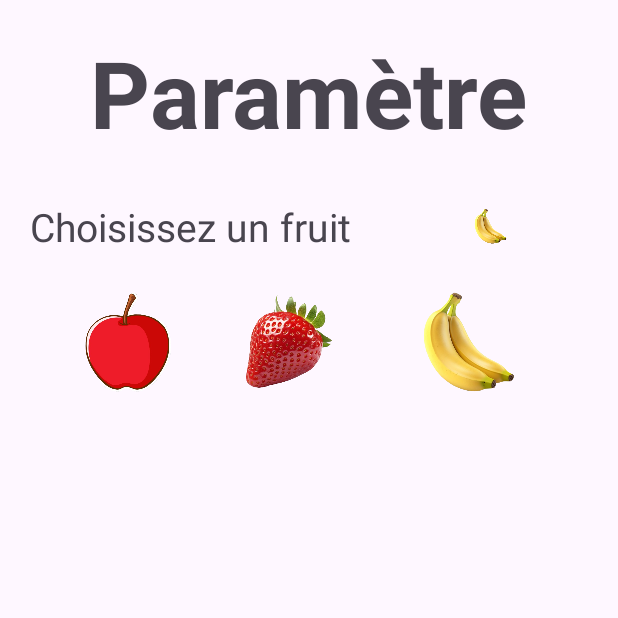
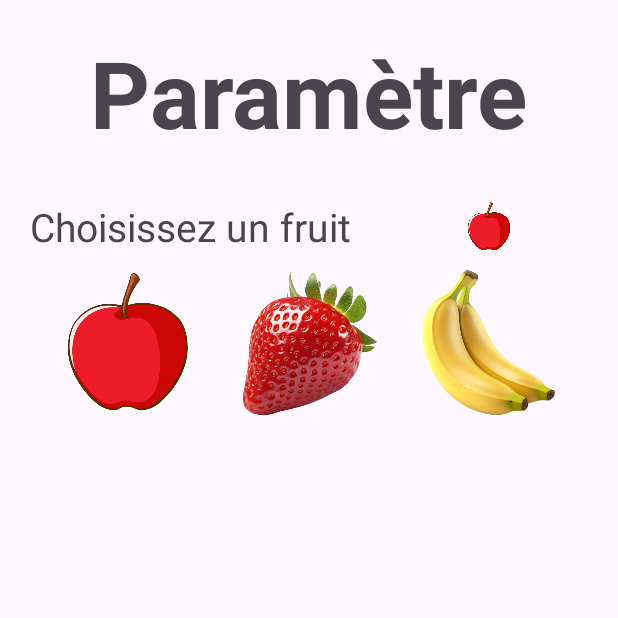
Before and after one commit to liam-santin/2024-santlia-SnakeGame, an Android app: the screen it shows after launch (ParamActivity), after a tap on "Paramètres", on a phone screen of 412 x 824 dp, the top half of it. Run offline under Robolectric (Android 15) with nearby library versions, the light colour scheme and no system bars.

Commit message:
Commit final de la version 1 du jeu Snake

```diff
--- a/app/src/main/java/com/example/snake/GameOverActivity.java
+++ b/app/src/main/java/com/example/snake/GameOverActivity.java
@@ -25,6 +25,7 @@ public class GameOverActivity extends AppCompatActivity {
     protected void onStart() {
         super.onStart();
 
+        // Relance une partie
         btnRejouer.setOnClickListener(new View.OnClickListener() {
             @Override
             public void onClick(View v) {
@@ -33,6 +34,7 @@ public class GameOverActivity extends AppCompatActivity {
             }
         });
 
+        // Navigue jusqu'a l'interface du départ
         btnMenu.setOnClickListener(new View.OnClickListener() {
             @Override
             public void onClick(View v) {
--- a/app/src/main/java/com/example/snake/MainActivity.java
+++ b/app/src/main/java/com/example/snake/MainActivity.java
@@ -9,19 +9,20 @@ import androidx.appcompat.app.AppCompatActivity;
 
 public class MainActivity extends AppCompatActivity {
     private Button btnJouer;
-    private Button btnQuitter;
+    private Button btnParam;
 
     @Override
     protected void onCreate(Bundle savedInstanceState) {
         super.onCreate(savedInstanceState);
         setContentView(R.layout.activity_main);
         btnJouer = findViewById(R.id.btnJouer);
-        btnQuitter = findViewById(R.id.btnQuitter);
+        btnParam = findViewById(R.id.btnQuitter);
     }
 
     @Override
     protected void onStart() {
         super.onStart();
+
 
         btnJouer.setOnClickListener(new View.OnClickListener() {
             @Override
@@ -33,7 +34,7 @@ public class MainActivity extends AppCompatActivity {
             }
         });
 
-        btnQuitter.setOnClickListener(new View.OnClickListener() {
+        btnParam.setOnClickListener(new View.OnClickListener() {
             @Override
             public void onClick(View v) {
 
--- a/app/src/main/java/com/example/snake/ParamActivity.java
+++ b/app/src/main/java/com/example/snake/ParamActivity.java
@@ -25,6 +25,9 @@ public class ParamActivity extends AppCompatActivity {
     @Override
     protected void onStart() {
         super.onStart();
+
+        // Par défaut, le fruit choisi est la pomme
+        fruitChoisi.setImageResource(R.drawable.pomme);
 
         // Clique sur l'image de la pomme
         imgPomme.setOnClickListener(new View.OnClickListener() {
--- a/app/src/main/res/layout/activity_jeu.xml
+++ b/app/src/main/res/layout/activity_jeu.xml
@@ -39,12 +39,13 @@
             android:layout_height="60dp"
             android:layout_width="80dp"
             android:textAlignment="center"
-            android:text="100"
+            android:textStyle="bold"
             android:textSize="50dp"/>
         <ImageView
             android:id="@+id/imgFruitScore"
             android:layout_width="30dp"
             android:layout_height="30dp"
+            android:layout_marginLeft="20dp"
             android:src="@drawable/pomme"
             android:layout_gravity="center_vertical|end"/>
 
--- a/app/src/main/res/layout/activity_param.xml
+++ b/app/src/main/res/layout/activity_param.xml
@@ -38,8 +38,7 @@
             <ImageView
                 android:id="@+id/fruitChoisi"
                 android:layout_width="match_parent"
-                android:layout_height="match_parent"
-                android:src="@drawable/banane"/>
+                android:layout_height="match_parent"/>
         </LinearLayout>
 
 
@@ -54,8 +53,8 @@
 
             <ImageView
                 android:id="@+id/imgPomme"
-                android:layout_width="70dp"
-                android:layout_height="70dp"
+                android:layout_width="100dp"
+                android:layout_height="100dp"
                 android:layout_gravity="center"
                 android:src="@drawable/pomme"
                 android:scaleType="centerInside"
```
Also changed, not shown: app/src/main/java/com/example/snake/BodySnake.java (deleted, +0 -26 lines), app/src/main/java/com/example/snake/JeuActivity.java (+16 -17 lines), app/src/main/res/drawable/banane.png, app/src/main/res/drawable/fraise.png.
